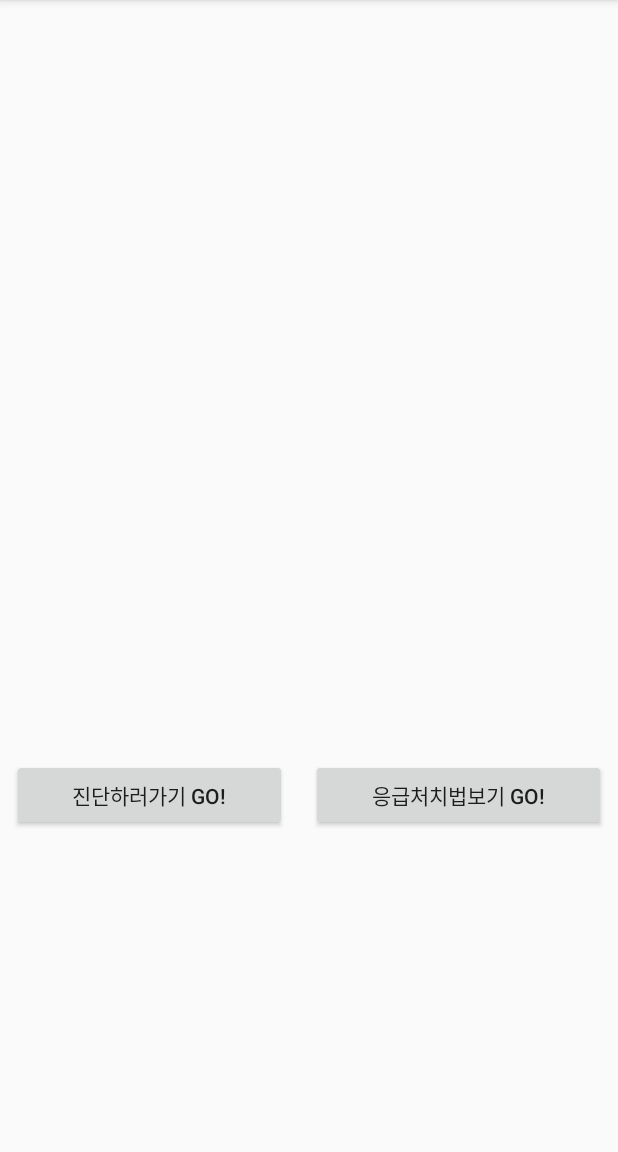
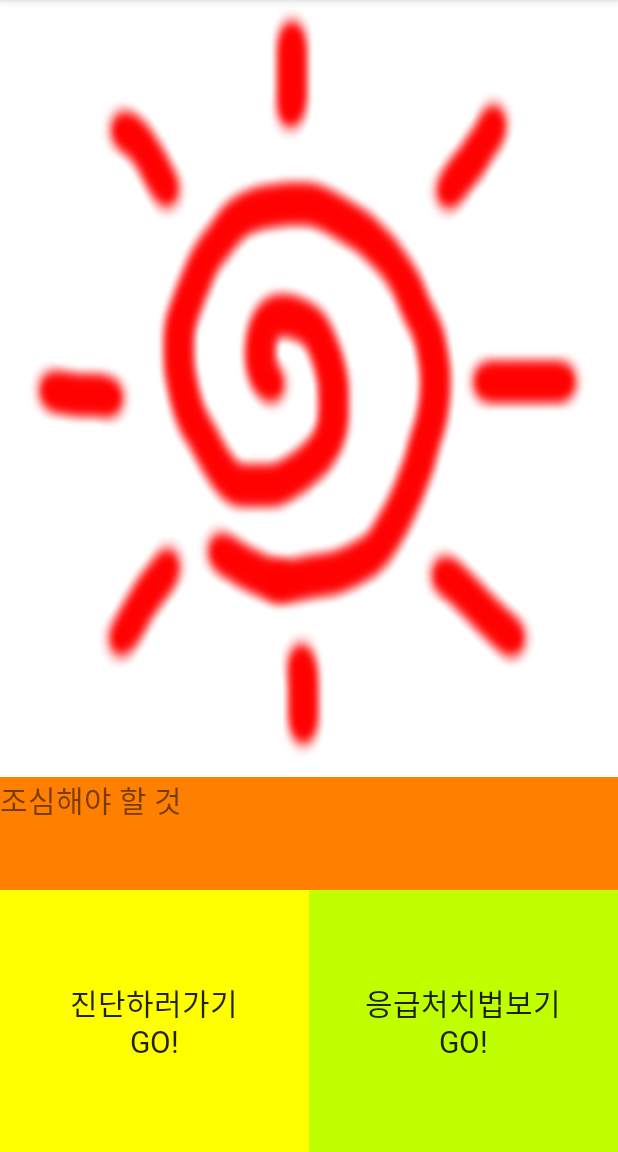
Before and after one commit to seunghyukshin/FirstAidKit, an Android app: the screen it shows after launch (MainActivity), on a phone screen of 412 x 824 dp, the part 84-1236 px from its top. Run offline under Robolectric (Android 15) with nearby library versions, the phone set to English and light mode, and no system bars; libraries missing offline, so code that uses them is left out: com.squareup.okhttp; Roboto replaces fonts that are not available here; 14 statements that could not run were skipped.

Commit message:
기상 상태, UI

```diff
--- a/app/src/main/java/com/example/seunghyukshin/firstaidkit/BaseActivity.java
+++ b/app/src/main/java/com/example/seunghyukshin/firstaidkit/BaseActivity.java
@@ -20,7 +20,7 @@ public class BaseActivity extends Activity{
     public void setContentView(int layoutResId){
         super.setContentView(layoutResId);
         if(mTypeface == null){
-            mTypeface = Typeface.createFromAsset(this.getAssets(),"fonts/BMDOHYEON_ttf.ttf");
+            mTypeface = Typeface.createFromAsset(this.getAssets(), "fonts/BMDOHYEON_ttf.ttf");
         }
         setGlobalFont(getWindow().getDecorView());
     }
--- a/app/src/main/res/layout/activity_main.xml
+++ b/app/src/main/res/layout/activity_main.xml
@@ -7,42 +7,75 @@
     tools:context="com.example.seunghyukshin.firstaidkit.MainActivity"
     android:orientation="vertical">
     <LinearLayout
-        android:layout_weight="2"
+        android:background="#FF4000"
+        android:layout_weight="1"
         android:layout_width="match_parent"
-        android:layout_height="wrap_content"
+        android:layout_height="match_parent"
         android:layout_gravity="center">
         <!-- 날씨나 대기상태 api사용해서 출력할 layout!-->
         <TextView
+            android:fontFamily="@font/bmdohyeon"
+            android:textSize="25dip"
             android:id="@+id/shortWeather"
             android:layout_width="match_parent"
             android:layout_height="match_parent"
-            android:gravity="center"
+            android:gravity="right|bottom"
             android:text="날씨나 대기정보가 들어갈 공간"/>
 
     </LinearLayout>
     <LinearLayout
-        android:layout_weight="3"
         android:layout_gravity="center"
         android:layout_width="match_parent"
-        android:layout_height="wrap_content">
+        android:layout_height="250dip"
+        android:orientation="vertical">
+        <LinearLayout
+            android:background="#FF8000"
+            android:layout_width="match_parent"
+            android:layout_height="75dip"
+            android:orientation="vertical">
+            <TextView
+                android:textSize="20dip"
+                android:fontFamily="@font/bmdohyeon"
+                android:text="조심해야 할 것"
+                android:gravity="left"
+                android:layout_width="match_parent"
+                android:layout_height="wrap_content" />
+            <TextView
+                android:gravity="center"
+                android:id="@+id/helper"
+                android:fontFamily="@font/bmdohyeon"
+                android:textSize="15dip"
+                android:text="asdasd"
+                android:layout_width="match_parent"
+                android:layout_height="match_parent" />
+        </LinearLayout>
+        <LinearLayout
+            android:layout_weight="1"
+            android:layout_width="match_parent"
+            android:layout_height="match_parent"
+            android:orientation="horizontal">
+            <Button
+                android:textSize="20dip"
+                android:fontFamily="@font/bmdohyeon"
+                android:background="#FFFF00"
+                android:layout_gravity="center"
+                android:layout_weight="1"
+                android:id="@+id/button_diagnosis"
+                android:layout_width="0dip"
+                android:layout_height="match_parent"
+                android:text="진단하러가기\nGO!" />
 
-        <Button
-            android:layout_gravity="center"
-            android:layout_margin="8dp"
-            android:layout_weight="1"
-            android:id="@+id/button_diagnosis"
-            android:layout_width="wrap_content"
-            android:layout_height="wrap_content"
-            android:text="진단하러가기 GO!" />
+            <Button
+                android:textSize="20dip"
+                android:fontFamily="@font/bmdohyeon"
+                android:background="#BFFF00"
+                android:layout_gravity="center"
+                android:layout_weight="1"
+                android:id="@+id/button_first_aid"
+                android:layout_width="0dip"
+                android:layout_height="match_parent"
+                android:text="응급처치법보기\nGO!" /></LinearLayout>
 
-        <Button
-            android:layout_gravity="center"
-            android:layout_margin="8dp"
-            android:layout_weight="1"
-            android:id="@+id/button_first_aid"
-            android:layout_width="wrap_content"
-            android:layout_height="wrap_content"
-            android:text="응급처치법보기 GO!" />
 
 
     </LinearLayout>
```
Also changed, not shown: app/src/main/java/com/example/seunghyukshin/firstaidkit/MainActivity.java (+65 -6 lines), app/src/main/java/com/example/seunghyukshin/firstaidkit/ShortWeather.java (+9 -0 lines), app/src/main/res/drawable/m_cloud.png (added), app/src/main/res/drawable/rain.png (added), app/src/main/res/drawable/s_cloud.png (added), app/src/main/res/drawable/sunny.png (added), 3 other files.
